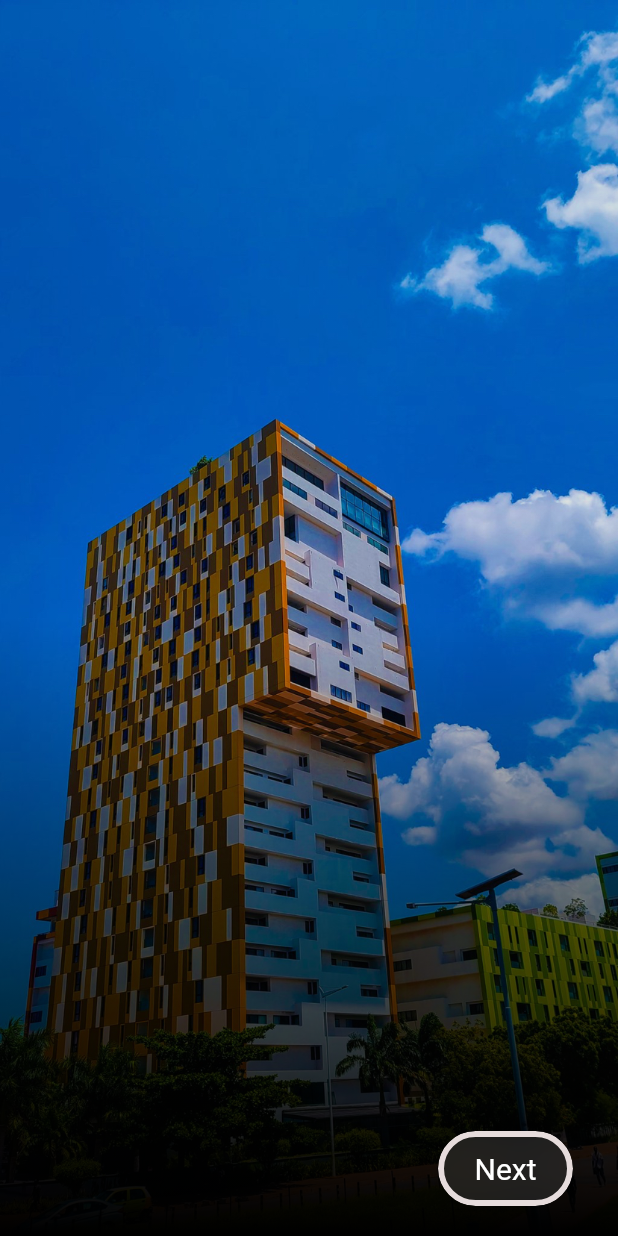
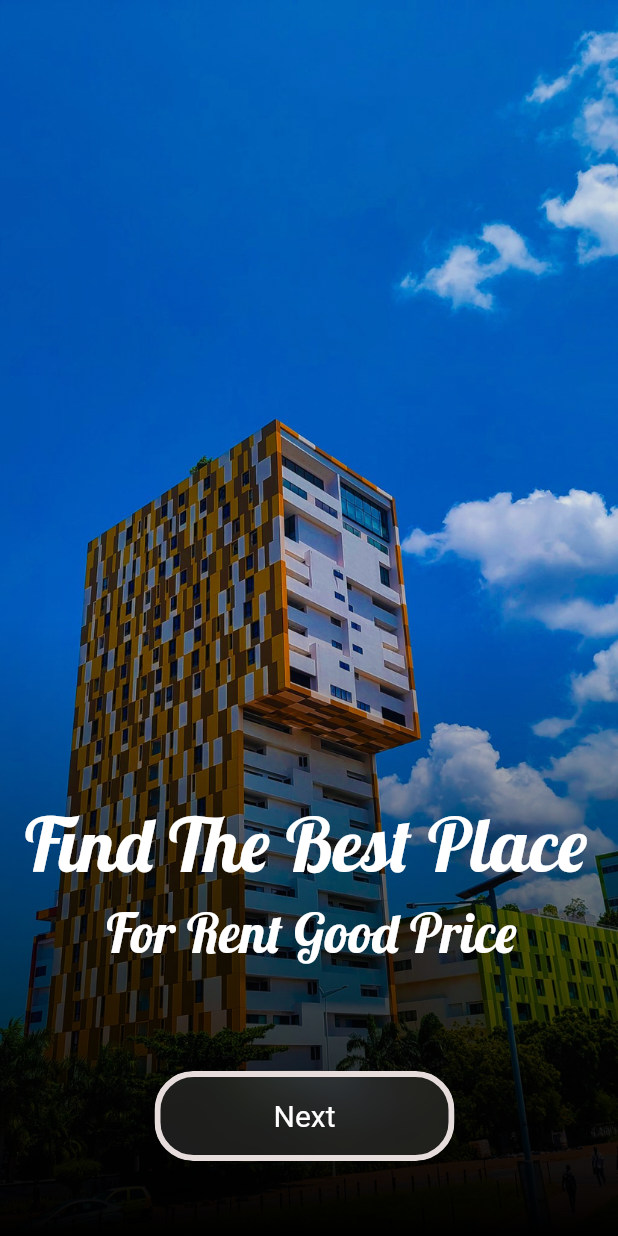
Before and after one commit to OscarNii/landlords, a Flutter app: the screen it shows after launch, swiped to page 2, on a phone screen of 412 x 824 dp. Run offline on Flutter 3.47's test engine with Material 2 defaults, Android fonts, the phone set to English and light mode, and no system bars; our stand-ins replace google_nav_bar, sign_in_button.

Commit message:
bugs generated

```diff
--- a/lib/Page View/pageview1.dart
+++ b/lib/Page View/pageview1.dart
@@ -35,28 +35,28 @@ class PageView1 extends StatelessWidget {
             ),
             const Positioned(
               bottom: 230,
-              right: 30,
+              right: 10,
               child: Text(
                 "Find The Best Place ",
                 style: TextStyle(
                   decoration: TextDecoration.none,
                   color: Colors.white,
-                  fontSize: 36,
-                  fontFamily: AutofillHints.givenName,
+                  fontSize: 50,
+                  fontFamily: "Lobster",
                   fontWeight: FontWeight.normal,
                 ),
               ),
             ),
             const Positioned(
               bottom: 180,
-              right: 30,
+              right: 60,
               child: Text(
                 "For Rent Good Price ",
                 style: TextStyle(
                     decoration: TextDecoration.none,
                     color: Colors.white,
                     fontSize: 36,
-                    fontFamily: AutofillHints.givenName,
+                    fontFamily: "Lobster",
                     fontWeight: FontWeight.normal),
               ),
             ),
@@ -122,16 +122,43 @@ class PageView1 extends StatelessWidget {
                         fit: BoxFit.cover)),
               ),
             ),
+            const Positioned(
+              bottom: 230,
+              right: 10,
+              child: Text(
+                "Find The Best Place ",
+                style: TextStyle(
+                  decoration: TextDecoration.none,
+                  color: Colors.white,
+                  fontSize: 50,
+                  fontFamily: "Lobster",
+                  fontWeight: FontWeight.normal,
+                ),
+              ),
+            ),
+            const Positioned(
+              bottom: 180,
+              right: 60,
+              child: Text(
+                "For Rent Good Price ",
+                style: TextStyle(
+                    decoration: TextDecoration.none,
+                    color: Colors.white,
+                    fontSize: 36,
+                    fontFamily: "Lobster",
+                    fontWeight: FontWeight.normal),
+              ),
+            ),
             Positioned(
-                bottom: 20,
-                right: 30,
+                bottom: 50,
+                right: 109,
                 child: ClipRRect(
                   borderRadius: BorderRadius.circular(25),
                   child: BackdropFilter(
                     filter: ImageFilter.blur(sigmaX: 15, sigmaY: 15),
                     child: Container(
-                      width: 90,
-                      height: 50,
+                      width: 200,
+                      height: 60,
                       decoration: BoxDecoration(
                         color:
                             const Color.fromARGB(41, 255, 255, 255).withOpacity(
@@ -185,15 +212,15 @@ class PageView1 extends StatelessWidget {
               ),
             ),
             Positioned(
-                bottom: 20,
-                right: 30,
+                bottom: 50,
+                right: 109,
                 child: ClipRRect(
                   borderRadius: BorderRadius.circular(25),
                   child: BackdropFilter(
                     filter: ImageFilter.blur(sigmaX: 15, sigmaY: 15),
                     child: Container(
-                      width: 90,
-                      height: 50,
+                      width: 200,
+                      height: 60,
                       decoration: BoxDecoration(
                         color:
                             const Color.fromARGB(41, 255, 255, 255).withOpacity(
@@ -247,15 +274,15 @@ class PageView1 extends StatelessWidget {
               ),
             ),
             Positioned(
-                bottom: 20,
-                right: 30,
+                bottom: 50,
+                right: 109,
                 child: ClipRRect(
                   borderRadius: BorderRadius.circular(25),
                   child: BackdropFilter(
                     filter: ImageFilter.blur(sigmaX: 15, sigmaY: 15),
                     child: Container(
-                      width: 90,
-                      height: 50,
+                      width: 200,
+                      height: 60,
                       decoration: BoxDecoration(
                         color:
                             const Color.fromARGB(41, 255, 255, 255).withOpacity(
```
Also changed, not shown: lib/Next/next.dart (+37 -3 lines), lib/Room Views/roomviews.dart (+69 -15 lines).
